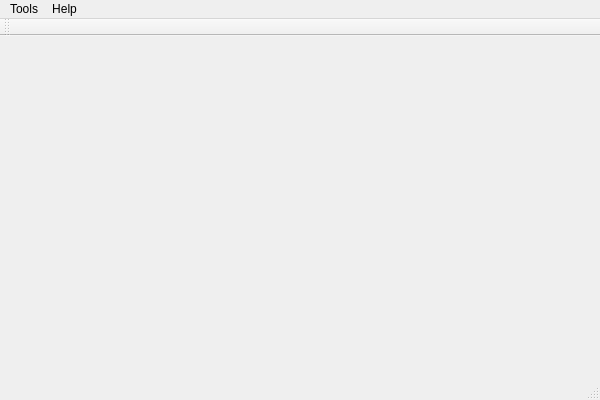
Qt form xplrss.ui (aramande/xplrss) before a commit.
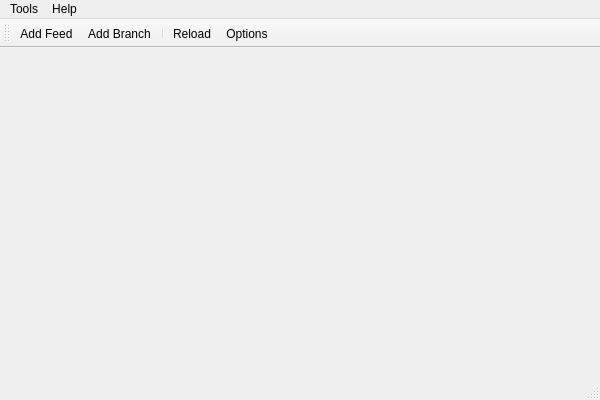
The same form after that commit. Icons and pictures are not drawn.

Commit message:
Fixing manual reloading of feeds and adding icons.
Note, crashes if not running in debug mode, in windows.

```diff
--- a/xplrss.ui
+++ b/xplrss.ui
@@ -67,6 +67,11 @@
    <attribute name="toolBarBreak">
     <bool>false</bool>
    </attribute>
+   <addaction name="actionAdd_Feed"/>
+   <addaction name="actionAdd_Branch"/>
+   <addaction name="separator"/>
+   <addaction name="actionReload"/>
+   <addaction name="actionOptions"/>
   </widget>
   <widget class="QStatusBar" name="statusBar"/>
   <action name="actionOptions">
@@ -121,6 +126,26 @@
     <string>Quit</string>
    </property>
   </action>
+  <action name="actionAdd_Branch">
+   <property name="icon">
+    <iconset>
+     <normalon>:/32/branch</normalon>
+    </iconset>
+   </property>
+   <property name="text">
+    <string>Add Branch</string>
+   </property>
+  </action>
+  <action name="actionReload">
+   <property name="icon">
+    <iconset>
+     <normalon>:/32/refresh</normalon>
+    </iconset>
+   </property>
+   <property name="text">
+    <string>Reload</string>
+   </property>
+  </action>
  </widget>
  <layoutdefault spacing="6" margin="11"/>
  <resources/>
```
Left out of the diff: 21 changed lines with no effect on the pictures. The commit also changes 139 other files.
